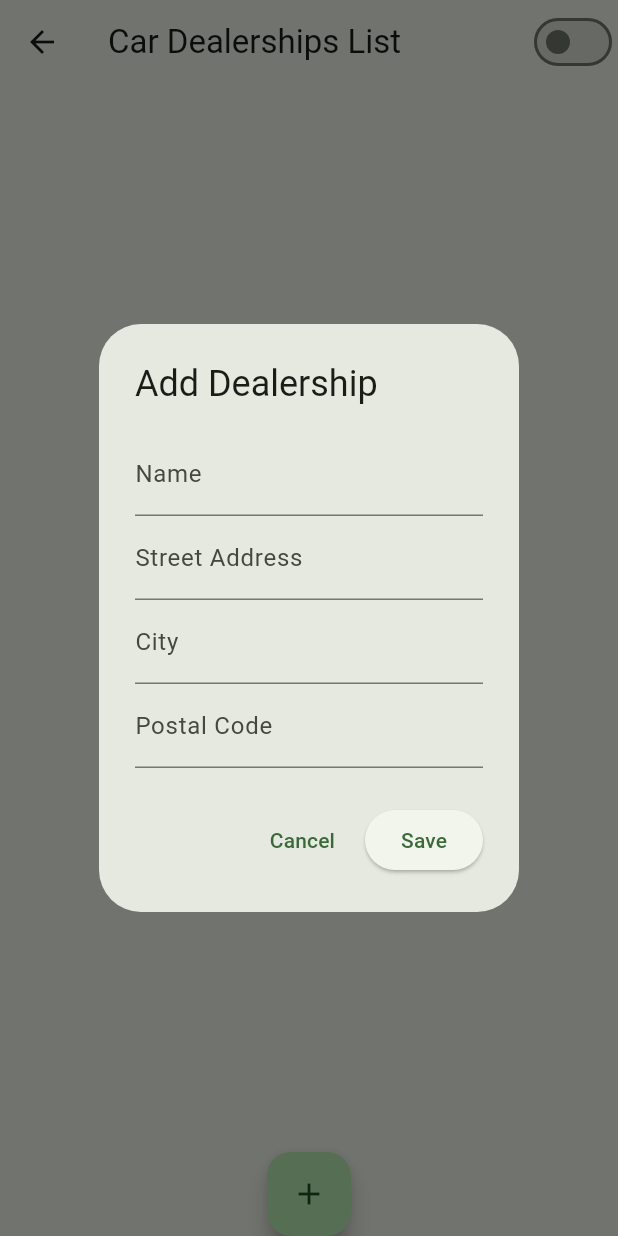
After one commit to LavaLamp4708/mgi_final, a Flutter app: the CarDealershipListPage screen opened by its route, after a tap on the "add" icon, on a phone screen of 412 x 824 dp. The commit adds this screen. Run offline on Flutter 3.47's test engine with Material 3 defaults, Android fonts, the phone set to English and light mode, and no system bars; our stand-ins replace floor, sqflite; missing offline and left inert: encrypted_shared_preferences; accounts and stored records are empty; generated files the repository leaves out were written again.

Commit message:
Add Car Dealership List Page and update main.dart

```diff
--- /dev/null
+++ b/lib/car_dealership_list_page.dart
@@ -0,0 +1,203 @@
+import 'package:flutter/material.dart';
+import 'package:mgi_final/database/database.dart';
+import 'package:mgi_final/database/entities/car_dealerships_entity.dart';
+
+class CarDealershipListPage extends StatefulWidget {
+  final String title;
+  const CarDealershipListPage({Key? key, required this.title}) : super(key: key);
+
+  @override
+  State<CarDealershipListPage> createState() => _CarDealershipListPageState();
+}
+
+class _CarDealershipListPageState extends State<CarDealershipListPage> {
+  late final MGIFinalDatabase _database;
+  List<CarDealershipsEntity> _dealerships = [];
+  TextEditingController _nameController = TextEditingController();
+  TextEditingController _addressController = TextEditingController();
+  TextEditingController _cityController = TextEditingController();
+  TextEditingController _postalCodeController = TextEditingController();
+  bool _copyPrevious = false;
+
+  @override
+  void initState() {
+    super.initState();
+    _initializeDatabase();
+  }
+
+  Future<void> _initializeDatabase() async {
+    _database = await $FloorMGIFinalDatabase
+        .databaseBuilder('mgi_final.db')
+        .build();
+    _loadDealerships();
+  }
+
+  Future<void> _loadDealerships() async {
+    final dealerships = await _database.carDealershipsDAO.getAll();
+    setState(() {
+      _dealerships = dealerships;
+    });
+  }
+
+  Future<void> _addOrUpdateDealership({CarDealershipsEntity? existing}) async {
+    if (_nameController.text.isEmpty ||
+        _addressController.text.isEmpty ||
+        _cityController.text.isEmpty ||
+        _postalCodeController.text.isEmpty) {
+      _showErrorDialog('All fields must be filled!');
+      return;
+    }
+
+    final dealership = CarDealershipsEntity(
+      existing?.id ?? CarDealershipsEntity.ID,
+      _nameController.text,
+      _addressController.text,
+      _cityController.text,
+      _postalCodeController.text,
+    );
+
+    if (existing == null) {
+      await _database.carDealershipsDAO.doInsert(dealership);
+    } else {
+      await _database.carDealershipsDAO.doUpdate(dealership);
+    }
+
+    _clearFields();
+    _loadDealerships();
+  }
+
+  Future<void> _deleteDealership(CarDealershipsEntity dealership) async {
+    await _database.carDealershipsDAO.doDelete(dealership);
+    _loadDealerships();
+  }
+
+  void _clearFields() {
+    setState(() {
+      _nameController.clear();
+      _addressController.clear();
+      _cityController.clear();
+      _postalCodeController.clear();
+    });
+  }
+
+  void _showErrorDialog(String message) {
+    showDialog(
+      context: context,
+      builder: (context) => AlertDialog(
+        title: const Text('Error'),
+        content: Text(message),
+        actions: [
+          TextButton(
+            onPressed: () => Navigator.pop(context),
+            child: const Text('OK'),
+          ),
+        ],
+      ),
+    );
+  }
+
+  void _showAddEditDialog({CarDealershipsEntity? existing}) {
+    if (existing != null) {
+      _nameController.text = existing.carDealershipName;
+      _addressController.text = existing.streetAddress;
+      _cityController.text = existing.city;
+      _postalCodeController.text = existing.postalCode;
+    } else if (_copyPrevious && _dealerships.isNotEmpty) {
+      final last = _dealerships.last;
+      _nameController.text = last.carDealershipName;
+      _addressController.text = last.streetAddress;
+      _cityController.text = last.city;
+      _postalCodeController.text = last.postalCode;
+    } else {
+      _clearFields();
+    }
+
+    showDialog(
+      context: context,
+      builder: (context) => AlertDialog(
+        title: Text(existing == null ? 'Add Dealership' : 'Edit Dealership'),
+        content: Column(
+          mainAxisSize: MainAxisSize.min,
+          children: [
+            TextField(
+              controller: _nameController,
+              decoration: const InputDecoration(labelText: 'Name'),
+            ),
+            TextField(
+              controller: _addressController,
+              decoration: const InputDecoration(labelText: 'Street Address'),
+            ),
+            TextField(
+              controller: _cityController,
+              decoration: const InputDecoration(labelText: 'City'),
+            ),
+            TextField(
+              controller: _postalCodeController,
+              decoration: const InputDecoration(labelText: 'Postal Code'),
+            ),
+          ],
+        ),
+        actions: [
+          TextButton(
+            onPressed: () {
+              Navigator.pop(context);
+              _clearFields();
+            },
+            child: const Text('Cancel'),
+          ),
+          ElevatedButton(
+            onPressed: () {
+              Navigator.pop(context);
+              _addOrUpdateDealership(existing: existing);
+            },
+            child: const Text('Save'),
+          ),
+        ],
+      ),
+    );
+  }
+
+  @override
+  Widget build(BuildContext context) {
+    return Scaffold(
+      appBar: AppBar(
+        title: Text(widget.title),
+        actions: [
+          Switch(
+            value: _copyPrevious,
+            onChanged: (value) {
+              setState(() {
+                _copyPrevious = value;
+              });
+            },
+          ),
+        ],
+      ),
+      body: Column(
+        children: [
+          Expanded(
+            child: ListView.builder(
+              itemCount: _dealerships.length,
+              itemBuilder: (context, index) {
+                final dealership = _dealerships[index];
+                return ListTile(
+                  title: Text(dealership.carDealershipName),
+                  subtitle: Text('${dealership.streetAddress}, ${dealership.city}'),
+                  onTap: () => _showAddEditDialog(existing: dealership),
+                  trailing: IconButton(
+                    icon: const Icon(Icons.delete),
+                    onPressed: () => _deleteDealership(dealership),
+                  ),
+                );
+              },
+            ),
+          ),
+          FloatingActionButton(
+            onPressed: () => _showAddEditDialog(),
+            child: const Icon(Icons.add),
+          ),
+        ],
+      ),
+    );
+  }
+}
--- a/lib/main.dart
+++ b/lib/main.dart
@@ -1,6 +1,7 @@
 import 'package:flutter/material.dart';
 
 import 'package:mgi_final/HomePage.dart';
+import 'car_dealership_list_page.dart';
 import 'sales_list_page/salesListPage.dart';
 import 'sales_list_page/addingSalesPage.dart';
 
@@ -24,7 +25,7 @@ class MainApp extends StatelessWidget {
 
         //'/customerListPage': (context) =>       const CustomerListPage(title: 'Customers List')
         //'/carListPage': (context) =>            const CarListPage(title: 'Cars List')
-        //'/carDealershipListPage': (context) =>  const CarDealershipListPage(title: 'Car List')
+        '/carDealershipListPage': (context) => const CarDealershipListPage(title: 'Car Dealerships List'),
         '/salesListPage': (context) =>          const SalesListPage(title: 'Sales List'),
         '/addingSalesPage': (context) => AddingSalesPage(),
       },
```
Also changed, not shown: pubspec.lock, 5 other files.
